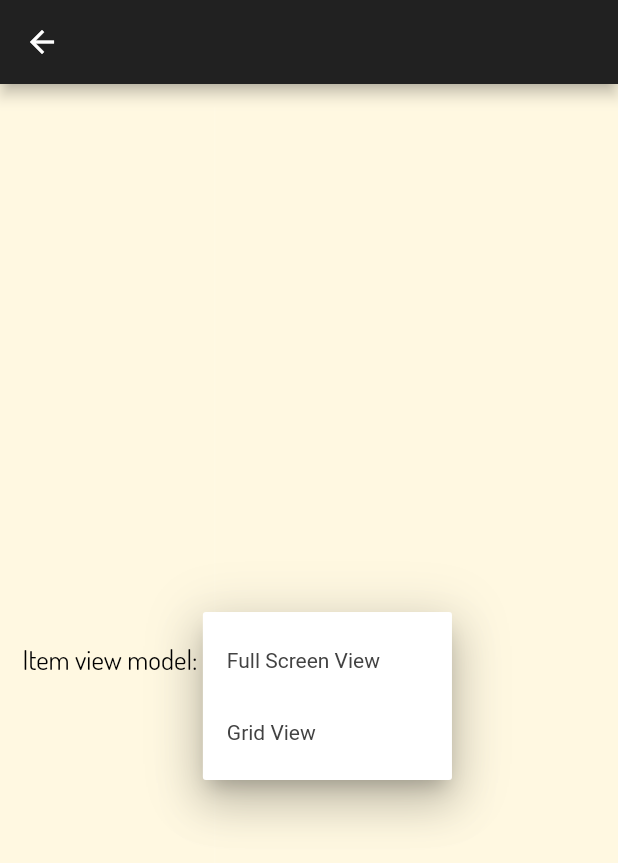
After one commit to hooshyar/nico_resturant, a Flutter app: the SettingScreen screen opened directly, after a tap on "Full Screen View", on a phone screen of 412 x 824 dp. The commit adds this screen. Shown: the top 863 px of the screen. Run offline on Flutter 3.47's test engine with Material 2 defaults, Android fonts, the phone set to English and light mode, and no system bars; our stand-ins replace cached_network_image, cloud_firestore, connectivity, firebase_auth, firebase_storage, fluro and 3 more; accounts and stored records are empty.

Commit message:
Grid theme implemented

```diff
--- a/lib/main.dart
+++ b/lib/main.dart
@@ -1,4 +1,7 @@
 import 'package:flutter/material.dart';
 import 'package:nico_resturant/src/app.dart';
 
-void main() => runApp(MyApp());
+void main() {
+  WidgetsFlutterBinding.ensureInitialized();
+  runApp(MyApp());
+}
--- /dev/null
+++ b/lib/src/screen/setting_screen.dart
@@ -0,0 +1,68 @@
+import 'package:flutter/material.dart';
+import 'package:nico_resturant/src/services/setting_model.dart';
+import 'package:provider/provider.dart';
+
+class SettingScreen extends StatefulWidget {
+  @override
+  _SettingScreenState createState() => _SettingScreenState();
+}
+
+class _SettingScreenState extends State<SettingScreen> {
+  String dropdownValue;
+
+  @override
+  Widget build(BuildContext context) {
+    SettingModel settingProvider = Provider.of<SettingModel>(context);
+    dropdownValue = settingProvider.itemViewModel;
+    return Scaffold(
+      backgroundColor: Colors.amber.shade50,
+      appBar: AppBar(),
+      body: Container(
+        child: Container(
+            padding: EdgeInsets.all(15),
+            child: Row(
+              children: [
+                Text(
+                  'Item view model: ',
+                  style: TextStyle(color: Colors.black, fontSize: 18),
+                ),
+                VerticalDivider(),
+                DropdownButton<String>(
+                  value: dropdownValue,
+                  icon: Icon(
+                    Icons.arrow_downward,
+                    color: Colors.grey[800],
+                  ),
+                  iconSize: 24,
+                  elevation: 16,
+                  dropdownColor: Colors.white,
+                  style: TextStyle(color: Colors.grey[800]),
+                  underline: Container(
+                    height: 2,
+                    color: Colors.red,
+                  ),
+                  onChanged: (String newValue) {
+                    setState(() {
+                      dropdownValue = newValue;
+                    });
+                    settingProvider.changeItemViewModel(newValue);
+                    debugPrint('value is : ' +
+                        newValue +
+                        '   ' +
+                        'item on provider is'
+                            ' : ${settingProvider.itemViewModel}');
+                  },
+                  items: <String>['Full Screen View', 'Grid View']
+                      .map<DropdownMenuItem<String>>((String value) {
+                    return DropdownMenuItem<String>(
+                      value: value,
+                      child: Text(value),
+                    );
+                  }).toList(),
+                ),
+              ],
+            )),
+      ),
+    );
+  }
+}
--- a/lib/src/services/calculate_Totals.dart
+++ b/lib/src/services/calculate_Totals.dart
@@ -4,16 +4,16 @@ import 'package:nico_resturant/src/models/resturant_model.dart';
 class CalculateTotals extends ChangeNotifier {
   ///internal private state of the Loading
   @override
-  num _totallFood = 0;
-  num get totalFood => _totallFood;
+  num _totalFood = 0;
+  num get totalFood => _totalFood;
 
   calculateTotalFood(List<Food> Foods) {
     if (Foods.length != null && Foods.isNotEmpty) {
-      _totallFood = 0;
-      debugPrint(_totallFood.toString());
+      _totalFood = 0;
+      debugPrint(_totalFood.toString());
       for (var i = 0; i < Foods.length; i++) {}
       notifyListeners();
-      return _totallFood;
+      return _totalFood;
     } else {
       notifyListeners();
       return 0;
--- /dev/null
+++ b/lib/src/services/setting_model.dart
@@ -0,0 +1,34 @@
+import 'dart:core';
+
+import 'package:flutter/material.dart';
+
+class SettingModel extends ChangeNotifier {
+  ///internal private state of the Loading
+  @override
+  String itemViewModel = 'Full Screen View'; // 'Grid View'
+
+  void changeItemViewModel(String viewModel) {
+    itemViewModel = viewModel;
+    notifyListeners();
+    debugPrint(itemViewModel.toString());
+  }
+
+  int _quanity = 0;
+
+  int get quanity => _quanity;
+
+  var listOfCartItems = [];
+
+  void increment() {
+    debugPrint(_quanity.toString());
+    _quanity++;
+    notifyListeners();
+  }
+
+  void decrement() {
+    debugPrint(_quanity.toString());
+
+    _quanity--;
+    notifyListeners();
+  }
+}
```
Also changed, not shown: lib/src/app.dart (+14 -4 lines), lib/src/routes.dart (+6 -3 lines), lib/src/screen/pager.dart (+104 -5 lines), lib/src/widgets/food_image.dart (+8 -4 lines), lib/src/widgets/item_card_grid.dart (added, +193 -0 lines), lib/generated/i18n.dart, pubspec.lock, 2 other files.
